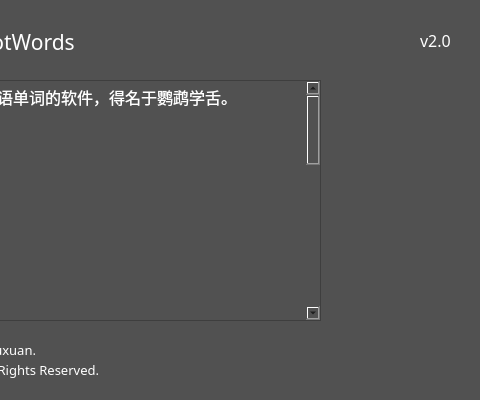
liyuxuan2003/ParrotWords, file About.ui: the form before one commit; both pictures show x 220 to 700 and y 0 to 400 of the 700 by 400 pixel window.
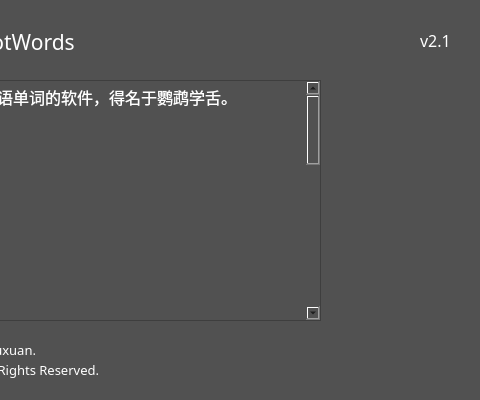
The form after the commit. Icons and pictures are not drawn.

Commit message: 20200227常规提交-1

The edit to the form file:
```diff
--- a/About.ui
+++ b/About.ui
@@ -79,7 +79,7 @@
     <string notr="true">color: rgb(255, 255, 255);</string>
    </property>
    <property name="text">
-    <string>v2.0</string>
+    <string>v2.1</string>
    </property>
   </widget>
   <widget class="QPlainTextEdit" name="plainTextEdit">
```
The commit also changes 2 other files.
